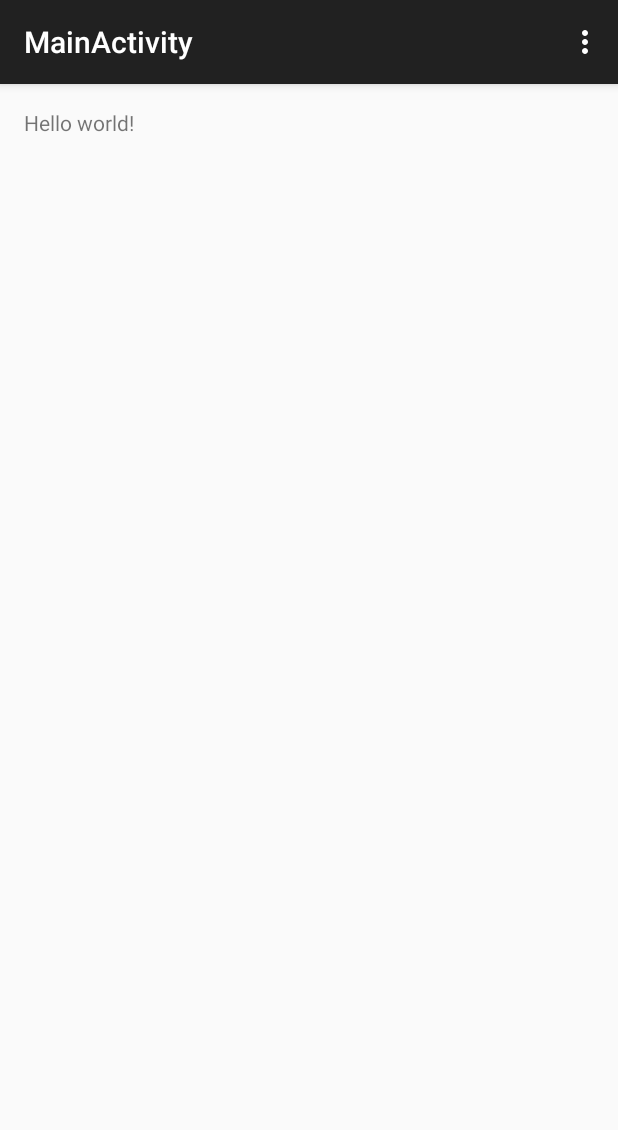
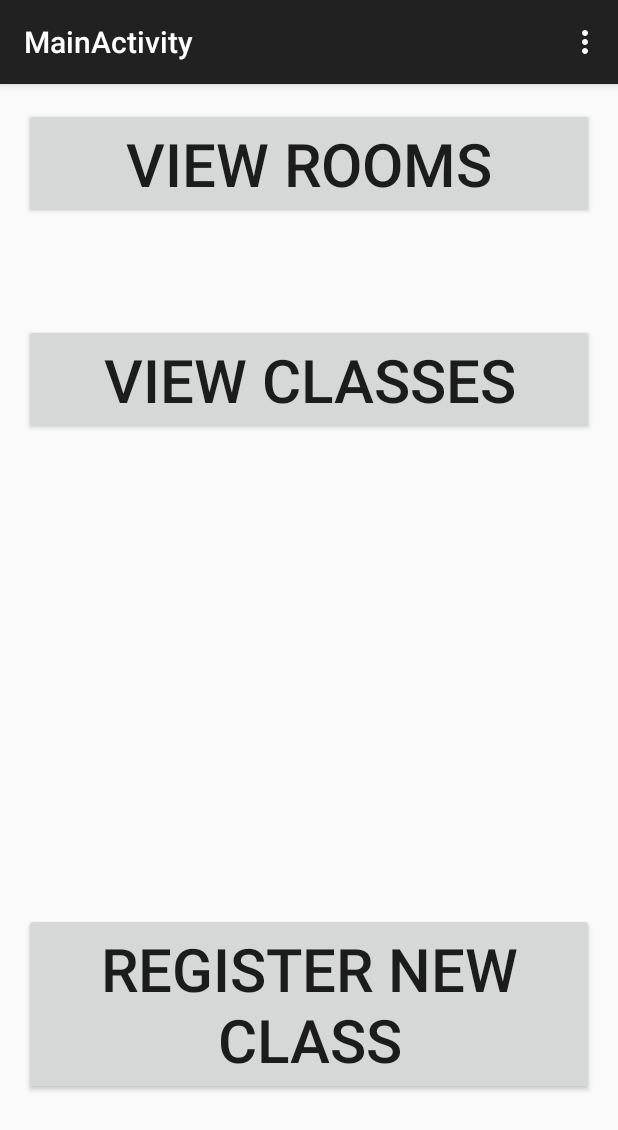
Before and after one commit to maugus33/MangoStudy, an Android app: the MainActivity screen opened directly, with no data from a screen before it, on a phone screen of 412 x 824 dp. Shown: the top 1130 px of the screen. Run offline under Robolectric (Android 15) with nearby library versions, the phone set to English and light mode, and no system bars.

Commit message:
created UI for main activity

```diff
--- a/app/src/main/res/layout/activity_main.xml
+++ b/app/src/main/res/layout/activity_main.xml
@@ -6,7 +6,33 @@
     android:paddingBottom="@dimen/activity_vertical_margin"
     tools:context="com.ood.malissa.mangostudy.Activities.MainActivity">
 
-    <TextView android:text="@string/hello_world" android:layout_width="wrap_content"
-        android:layout_height="wrap_content" />
+    <Button
+        android:layout_width="fill_parent"
+        android:layout_height="wrap_content"
+        android:text="View Rooms"
+        android:id="@+id/viewRoomsBtn"
+        android:textSize="18pt"
+        android:layout_alignParentTop="true"
+        android:layout_alignParentEnd="true" />
 
+    <Button
+        android:layout_width="fill_parent"
+        android:layout_height="wrap_content"
+        android:text="View Classes"
+        android:id="@+id/viewClassesBtn"
+        android:textSize="18pt"
+        android:layout_below="@+id/viewRoomsBtn"
+        android:layout_alignParentStart="true"
+        android:layout_marginTop="70dp" />
+
+    <Button
+        android:layout_width="fill_parent"
+        android:layout_height="wrap_content"
+        android:text="Register New Class"
+        android:id="@+id/registerClassBtn"
+        android:layout_alignParentBottom="true"
+        android:layout_alignParentStart="true"
+        android:layout_marginBottom="78dp"
+        android:layout_alignEnd="@+id/viewClassesBtn"
+        android:textSize="18pt"/>
 </RelativeLayout>
```
